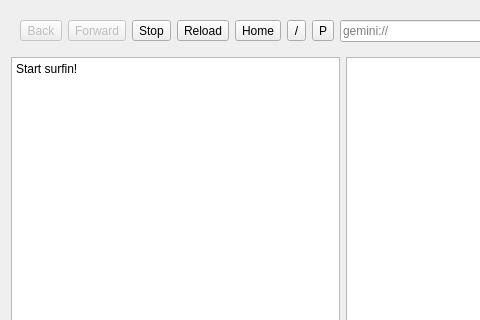
ikskuh/kristall, file src/browsertab.ui: the form before one commit; both pictures show x 0 to 480 and y 0 to 320 of the 692 by 404 pixel window.
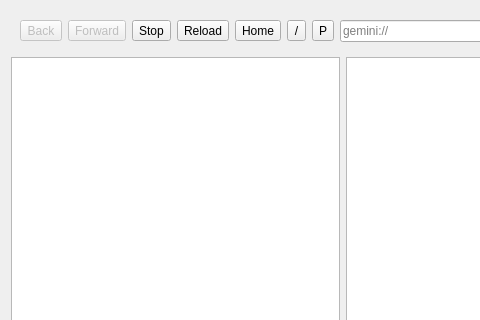
The form after the commit. Icons and pictures are not drawn. Custom widgets are drawn as their Qt base class.

Commit message: Further improves localization (#191). Allows switching and setting the chosen localization properly.

The edit to the form file:
```diff
--- a/src/browsertab.ui
+++ b/src/browsertab.ui
@@ -211,11 +211,11 @@
         <bool>true</bool>
        </property>
        <property name="html">
-        <string>&lt;!DOCTYPE HTML PUBLIC &quot;-//W3C//DTD HTML 4.0//EN&quot; &quot;http://www.w3.org/TR/REC-html40/strict.dtd&quot;&gt;
+        <string notr="true" extracomment="Must not be translated, otherwise the content will be replaced when switching languages">&lt;!DOCTYPE HTML PUBLIC &quot;-//W3C//DTD HTML 4.0//EN&quot; &quot;http://www.w3.org/TR/REC-html40/strict.dtd&quot;&gt;
 &lt;html&gt;&lt;head&gt;&lt;meta name=&quot;qrichtext&quot; content=&quot;1&quot; /&gt;&lt;style type=&quot;text/css&quot;&gt;
 p, li { white-space: pre-wrap; }
 &lt;/style&gt;&lt;/head&gt;&lt;body style=&quot; font-family:'Sans Serif'; font-size:9pt; font-weight:400; font-style:normal;&quot;&gt;
-&lt;p style=&quot; margin-top:0px; margin-bottom:0px; margin-left:0px; margin-right:0px; -qt-block-indent:0; text-indent:0px;&quot;&gt;Start surfin!&lt;/p&gt;&lt;/body&gt;&lt;/html&gt;</string>
+&lt;p style=&quot;-qt-paragraph-type:empty; margin-top:0px; margin-bottom:0px; margin-left:0px; margin-right:0px; -qt-block-indent:0; text-indent:0px;&quot;&gt;&lt;br /&gt;&lt;/p&gt;&lt;/body&gt;&lt;/html&gt;</string>
        </property>
        <property name="openLinks">
         <bool>false</bool>
```
Left out of the diff: 30 changed lines with no effect on the pictures. The commit also changes 16 other files.
